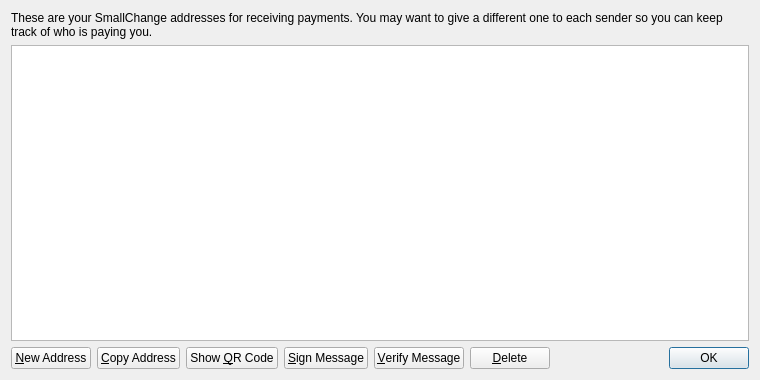
Qt form src/qt/forms/addressbookpage.ui (iotacoin/iotacoin) before a commit.
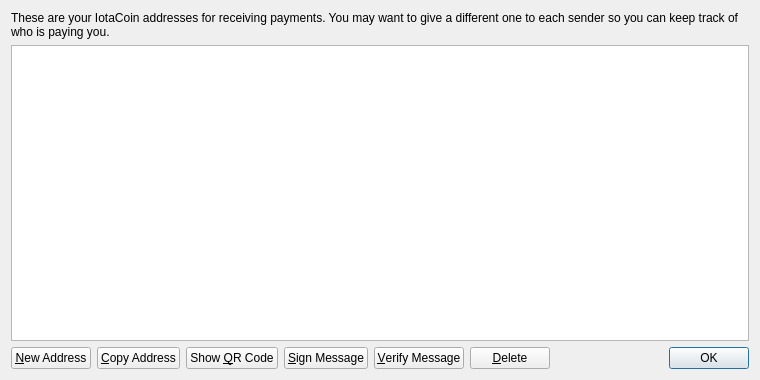
The same form after that commit. Icons and pictures are not drawn.

```diff
--- a/src/qt/forms/addressbookpage.ui
+++ b/src/qt/forms/addressbookpage.ui
@@ -17,7 +17,7 @@
    <item>
     <widget class="QLabel" name="labelExplanation">
      <property name="text">
-      <string>These are your SmallChange addresses for receiving payments. You may want to give a different one to each sender so you can keep track of who is paying you.</string>
+      <string>These are your IotaCoin addresses for receiving payments. You may want to give a different one to each sender so you can keep track of who is paying you.</string>
      </property>
      <property name="textFormat">
       <enum>Qt::PlainText</enum>
```
